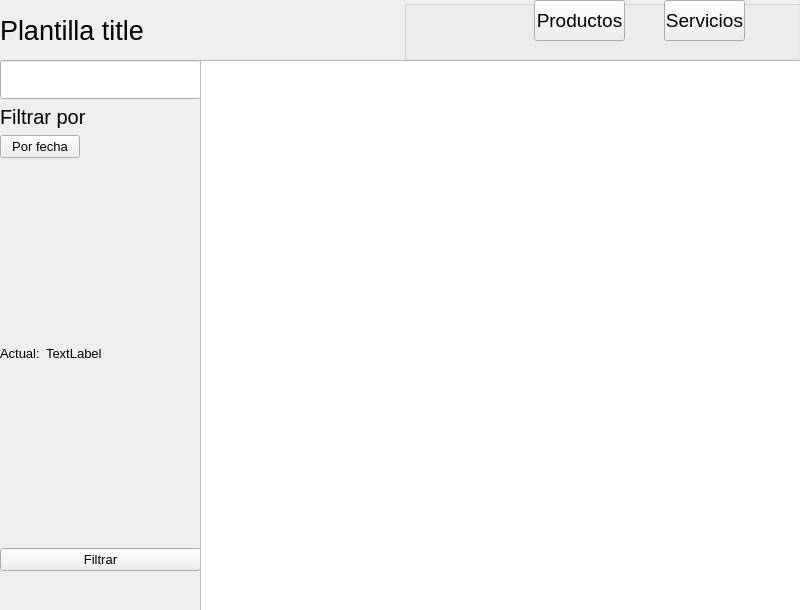
Above: GUI/sub_ventanas/ui/reportes/plantillaDesigner.ui from C-Sebastian-M/GLAM_MAKEUP_STORE before the change. Below: the same form after it.
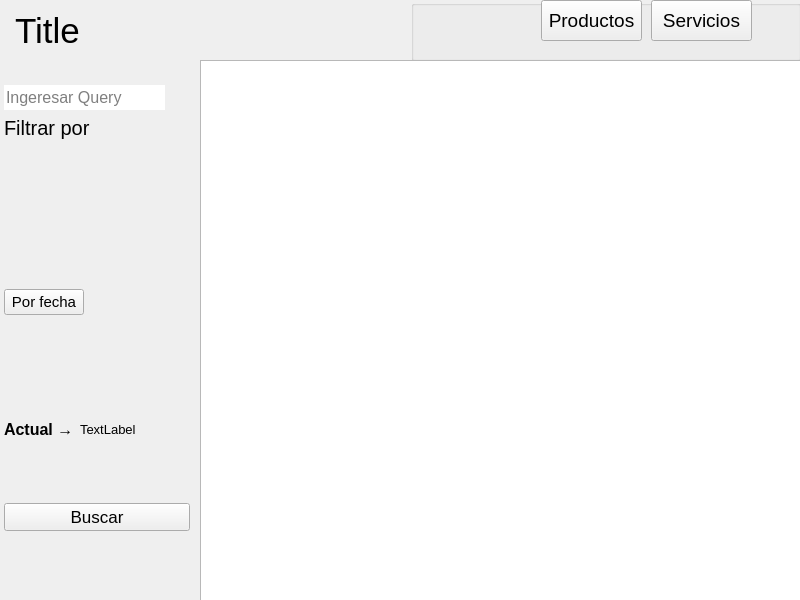
That is the form after the change. Icons and pictures are not drawn.

Commit message: poniendo estilos a la plantilla de reportes

What changed in the file:
```diff
--- a/GUI/sub_ventanas/ui/reportes/plantillaDesigner.ui
+++ b/GUI/sub_ventanas/ui/reportes/plantillaDesigner.ui
@@ -7,7 +7,7 @@
     <x>0</x>
     <y>0</y>
     <width>800</width>
-    <height>610</height>
+    <height>600</height>
    </rect>
   </property>
   <property name="font">
@@ -32,10 +32,19 @@
     </rect>
    </property>
    <layout class="QHBoxLayout" name="horizontalLayout_4">
+    <property name="leftMargin">
+     <number>15</number>
+    </property>
     <item>
      <widget class="QLabel" name="titleLabel">
+      <property name="font">
+       <font>
+        <family>Arial</family>
+        <pointsize>26</pointsize>
+       </font>
+      </property>
       <property name="text">
-       <string>Plantilla title</string>
+       <string>Title</string>
       </property>
      </widget>
     </item>
@@ -49,12 +58,13 @@
         <rect>
          <x>130</x>
          <y>0</y>
-         <width>91</width>
+         <width>101</width>
          <height>41</height>
         </rect>
        </property>
        <property name="font">
         <font>
+         <family>Arial</family>
          <pointsize>14</pointsize>
         </font>
        </property>
@@ -65,14 +75,15 @@
       <widget class="QPushButton" name="serviciosBtn">
        <property name="geometry">
         <rect>
-         <x>260</x>
+         <x>240</x>
          <y>0</y>
-         <width>81</width>
+         <width>101</width>
          <height>41</height>
         </rect>
        </property>
        <property name="font">
         <font>
+         <family>Arial</family>
          <pointsize>14</pointsize>
         </font>
        </property>
@@ -94,21 +105,23 @@
     </rect>
    </property>
    <layout class="QVBoxLayout" name="verticalLayout_2">
+    <property name="leftMargin">
+     <number>4</number>
+    </property>
+    <property name="topMargin">
+     <number>25</number>
+    </property>
+    <property name="rightMargin">
+     <number>11</number>
+    </property>
     <item>
-     <layout class="QHBoxLayout" name="inputLayout">
-      <item>
-       <spacer name="horizontalSpacer_2">
-        <property name="orientation">
-         <enum>Qt::Horizontal</enum>
-        </property>
-        <property name="sizeHint" stdset="0">
-         <size>
-          <width>40</width>
-          <height>20</height>
-         </size>
-        </property>
-       </spacer>
-      </item>
+     <layout class="QHBoxLayout" name="inputLayout" stretch="0,0">
+      <property name="spacing">
+       <number>10</number>
+      </property>
+      <property name="bottomMargin">
+       <number>0</number>
+      </property>
       <item>
        <widget class="QLineEdit" name="userInput">
         <property name="sizePolicy">
@@ -117,20 +130,68 @@
           <verstretch>0</verstretch>
          </sizepolicy>
         </property>
+        <property name="maximumSize">
+         <size>
+          <width>16777215</width>
+          <height>40</height>
+         </size>
+        </property>
+        <property name="font">
+         <font>
+          <family>Arial</family>
+          <pointsize>12</pointsize>
+         </font>
+        </property>
+        <property name="text">
+         <string/>
+        </property>
+        <property name="frame">
+         <bool>false</bool>
+        </property>
+        <property name="readOnly">
+         <bool>false</bool>
+        </property>
+        <property name="placeholderText">
+         <string>Ingeresar Query</string>
+        </property>
        </widget>
       </item>
       <item>
-       <spacer name="horizontalSpacer">
-        <property name="orientation">
-         <enum>Qt::Horizontal</enum>
+       <widget class="QLabel" name="decoracion">
+        <property name="enabled">
+         <bool>true</bool>
         </property>
-        <property name="sizeHint" stdset="0">
+        <property name="maximumSize">
          <size>
-          <width>40</width>
-          <height>20</height>
+          <width>15</width>
+          <height>15</height>
          </size>
         </property>
-       </spacer>
+        <property name="baseSize">
+         <size>
+          <width>0</width>
+          <height>0</height>
+         </size>
+        </property>
+        <property name="text">
+         <string/>
+        </property>
+        <property name="pixmap">
+         <pixmap>../../../recursos/images/pink_circle.png</pixmap>
+        </property>
+        <property name="scaledContents">
+         <bool>true</bool>
+        </property>
+        <property name="wordWrap">
+         <bool>false</bool>
+        </property>
+        <property name="margin">
+         <number>0</number>
+        </property>
+        <property name="openExternalLinks">
+         <bool>false</bool>
+        </property>
+       </widget>
       </item>
      </layout>
     </item>
@@ -144,6 +205,7 @@
       </property>
       <property name="font">
        <font>
+        <family>Arial</family>
         <pointsize>15</pointsize>
        </font>
       </property>
@@ -162,11 +224,28 @@
      </widget>
     </item>
     <item>
-     <layout class="QVBoxLayout" name="labelsLayout">
-      <property name="spacing">
-       <number>0</number>
+     <widget class="QWidget" name="columnsContainer" native="true">
+      <property name="font">
+       <font>
+        <family>Arial</family>
+        <pointsize>13</pointsize>
+       </font>
       </property>
-     </layout>
+      <layout class="QVBoxLayout" name="labelsLayout">
+       <property name="spacing">
+        <number>0</number>
+       </property>
+       <property name="leftMargin">
+        <number>0</number>
+       </property>
+       <property name="topMargin">
+        <number>1</number>
+       </property>
+       <property name="bottomMargin">
+        <number>1</number>
+       </property>
+      </layout>
+     </widget>
     </item>
     <item>
      <widget class="QPushButton" name="fechaBtn">
@@ -178,7 +257,8 @@
       </property>
       <property name="font">
        <font>
-        <pointsize>10</pointsize>
+        <family>Arial</family>
+        <pointsize>11</pointsize>
        </font>
       </property>
       <property name="focusPolicy">
@@ -189,8 +269,27 @@
       </property>
      </widget>
     </item>
+    <item>
+     <spacer name="verticalSpacer_2">
+      <property name="orientation">
+       <enum>Qt::Vertical</enum>
+      </property>
+      <property name="sizeType">
+       <enum>QSizePolicy::Preferred</enum>
+      </property>
+      <property name="sizeHint" stdset="0">
+       <size>
+        <width>20</width>
+        <height>40</height>
+       </size>
+      </property>
+     </spacer>
+    </item>
     <item>
      <layout class="QHBoxLayout" name="actualLayout">
+      <property name="bottomMargin">
+       <number>0</number>
+      </property>
       <item>
        <widget class="QLabel" name="actualLabel">
         <property name="sizePolicy">
@@ -201,11 +300,14 @@
         </property>
         <property name="font">
          <font>
-          <pointsize>10</pointsize>
+          <family>Arial</family>
+          <pointsize>12</pointsize>
+          <weight>75</weight>
+          <bold>true</bold>
          </font>
         </property>
         <property name="text">
-         <string>Actual:</string>
+         <string>Actual →</string>
         </property>
         <property name="scaledContents">
          <bool>true</bool>
@@ -216,6 +318,7 @@
        <widget class="QLabel" name="filtroActualText">
         <property name="font">
          <font>
+          <family>Arial</family>
           <pointsize>10</pointsize>
          </font>
         </property>
@@ -239,17 +342,34 @@
       </property>
       <property name="font">
        <font>
-        <pointsize>10</pointsize>
+        <family>Arial</family>
+        <pointsize>13</pointsize>
        </font>
       </property>
       <property name="autoFillBackground">
        <bool>false</bool>
       </property>
       <property name="text">
-       <string>Filtrar</string>
+       <string>Buscar</string>
       </property>
      </widget>
     </item>
+    <item>
+     <spacer name="verticalSpacer">
+      <property name="orientation">
+       <enum>Qt::Vertical</enum>
+      </property>
+      <property name="sizeType">
+       <enum>QSizePolicy::Preferred</enum>
+      </property>
+      <property name="sizeHint" stdset="0">
+       <size>
+        <width>20</width>
+        <height>40</height>
+       </size>
+      </property>
+     </spacer>
+    </item>
    </layout>
   </widget>
   <widget class="QTableWidget" name="table">
```
Left out of the diff: 2 changed lines with no effect on the pictures. The commit also changes 6 other files.
